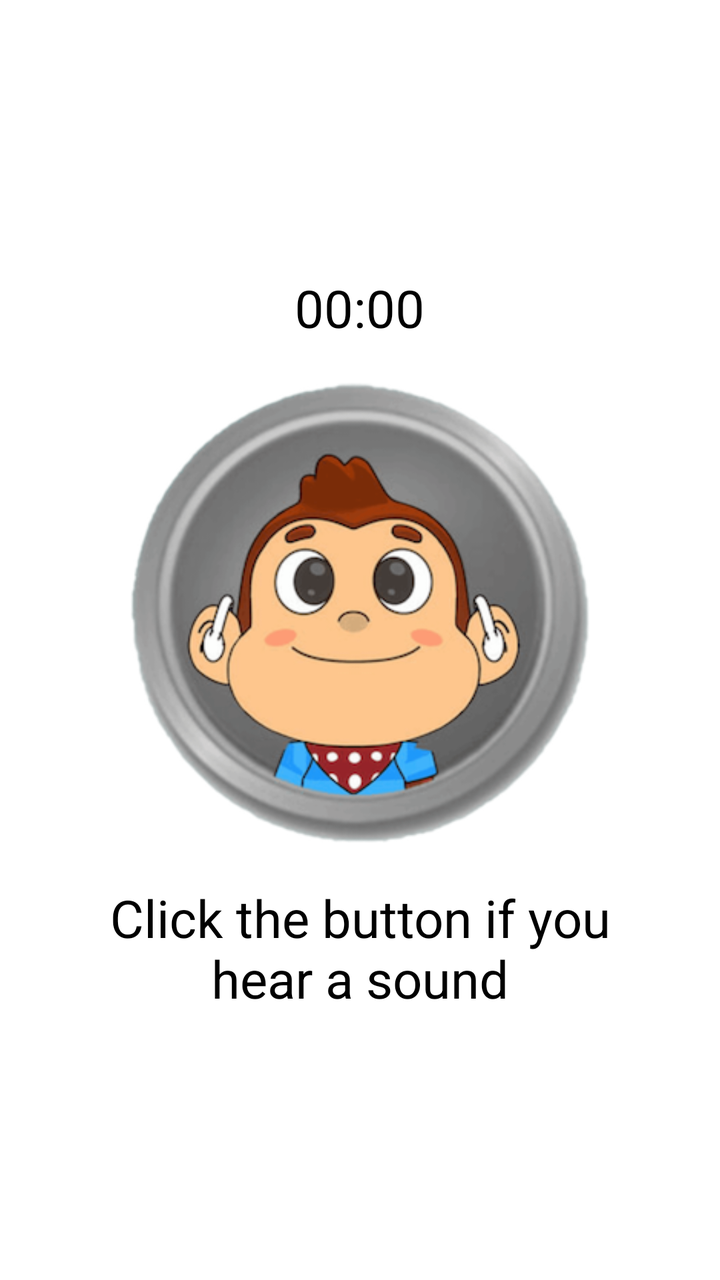
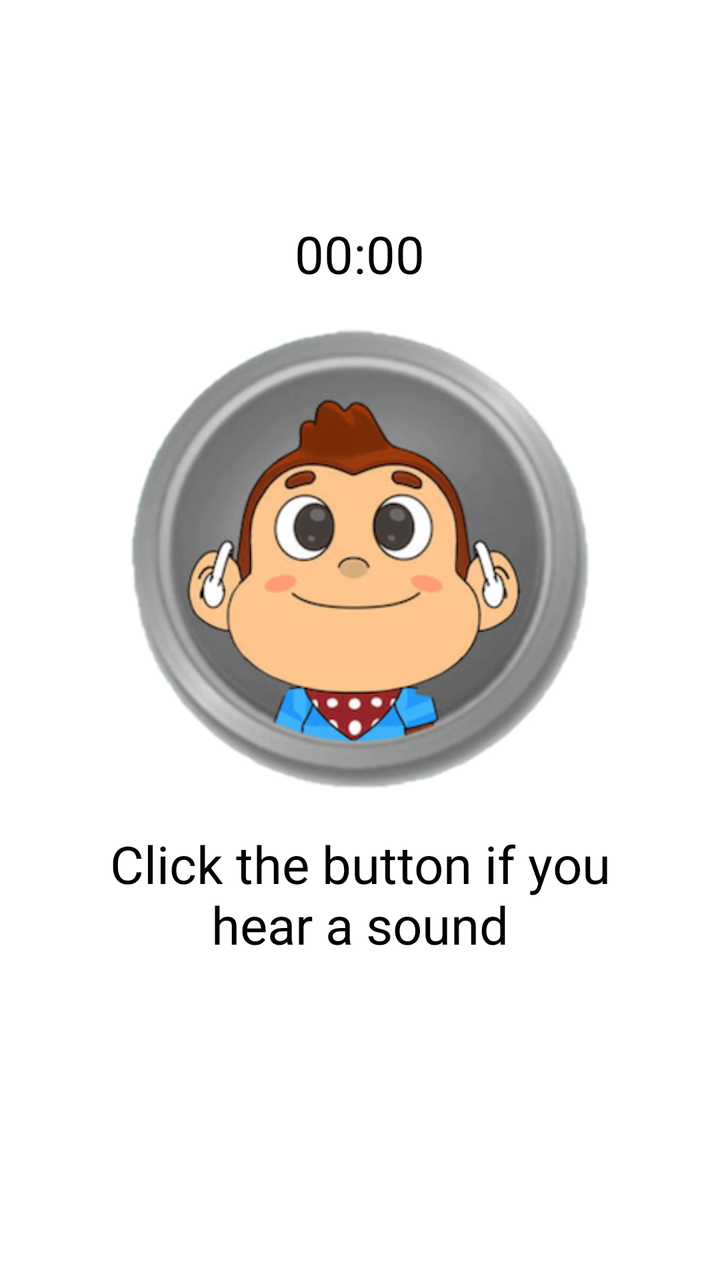

Compare the two renders of this Android layout. The source of the first and the diff that turns it into the second are given below.
<!-- AndroidManifest.xml: application theme Theme.IAhead -->
<!-- res/layout/activity_starttest.xml -->
<?xml version="1.0" encoding="utf-8"?>
<LinearLayout xmlns:android="http://schemas.android.com/apk/res/android"
    android:layout_width="match_parent"
    android:layout_height="match_parent"
    android:orientation="vertical">

    <TextView
        android:id="@+id/tvFrequency"
        android:layout_width="wrap_content"
        android:layout_height="wrap_content"
        android:layout_marginLeft="40dp"
        android:layout_marginRight="40dp"
        android:text=""
        android:textSize="20dp"
        android:gravity="center_horizontal"
        android:textColor="@color/black"
        android:layout_gravity="center_horizontal"/>

    <TextView
        android:id="@+id/tvDisplay"
        android:layout_width="wrap_content"
        android:layout_height="wrap_content"
        android:layout_marginLeft="40dp"
        android:layout_marginRight="40dp"
        android:text=""
        android:textSize="26dp"
        android:gravity="center_horizontal"
        android:textColor="@color/black"
        android:layout_marginTop="20dp"
        android:layout_gravity="center_horizontal"/>

    <TextView
        android:id="@+id/tvDb"
        android:layout_width="wrap_content"
        android:layout_height="wrap_content"
        android:layout_marginLeft="40dp"
        android:layout_marginRight="40dp"
        android:text=""
        android:textSize="18dp"
        android:gravity="center_horizontal"
        android:textColor="@color/black"
        android:layout_marginTop="10dp"
        android:layout_gravity="center_horizontal"/>

    <TextView
        android:id="@+id/tvTime"
        android:layout_width="wrap_content"
        android:layout_height="wrap_content"
        android:layout_marginLeft="40dp"
        android:layout_marginRight="40dp"
        android:text="00:00"
        android:textSize="26dp"
        android:gravity="center_horizontal"
        android:textColor="@color/black"
        android:layout_marginTop="20dp"
        android:layout_gravity="center_horizontal"/>

    <ImageView
        android:id="@+id/ivHit"
        android:layout_marginTop="20dp"
        android:background="@drawable/ongoing"
        android:layout_gravity="center_horizontal"
        android:layout_width="230dp"
        android:layout_height="230dp"/>

    <TextView
        android:id="@+id/tvText"
        android:layout_width="wrap_content"
        android:layout_height="wrap_content"
        android:layout_marginLeft="30dp"
        android:layout_marginRight="30dp"
        android:text="Click the button if you hear a sound"
        android:textSize="26dp"
        android:gravity="center_horizontal"
        android:textColor="@color/black"
        android:layout_marginTop="20dp"
        android:layout_gravity="center_horizontal"/>

    <LinearLayout
        android:visibility="gone"
        android:id="@+id/llNext"
        android:layout_marginTop="10dp"
        android:layout_gravity="center_horizontal"
        android:layout_width="wrap_content"
        android:layout_height="wrap_content"
        android:background="@color/buttonblue"
        android:orientation="horizontal">

        <TextView
            android:id="@+id/tv_next"
            android:layout_marginRight="50dp"
            android:layout_marginLeft="50dp"
            android:layout_marginBottom="10dp"
            android:layout_marginTop="10dp"
            android:textStyle="bold"
            android:layout_width="wrap_content"
            android:layout_height="wrap_content"
            android:text="NEXT"
            android:textSize="26dp"
            android:textColor="@color/white"/>
    </LinearLayout>
</LinearLayout>
<!-- resources referenced by this layout -->
<resources>
  <color name="black">#FF000000</color>
  <color name="buttonblue">#4498f7</color>
  <color name="white">#FFFFFFFF</color>
  <!-- drawable ongoing: png bitmap (drawable, 116205 bytes) -->
  <style name="Theme.IAhead" parent="Theme.MaterialComponents.DayNight.NoActionBar">
          
          <item name="colorPrimary">@color/purple_500</item>
          <item name="colorPrimaryVariant">@color/purple_700</item>
          <item name="colorOnPrimary">@color/white</item>
          
          <item name="colorSecondary">@color/teal_200</item>
          <item name="colorSecondaryVariant">@color/teal_700</item>
          <item name="colorOnSecondary">@color/black</item>
          
          <item name="android:statusBarColor">?attr/colorPrimaryVariant</item>
          
      </style>
  <color name="purple_500">#FF6200EE</color>
  <color name="purple_700">#FF3700B3</color>
  <color name="teal_200">#FF03DAC5</color>
  <color name="teal_700">#FF018786</color>
</resources>

<!-- the commit's change to res/layout/activity_starttest.xml (unified diff, before → after) -->
@@ -5,6 +5,7 @@
     android:orientation="vertical">
 
     <TextView
+        android:visibility="gone"
         android:id="@+id/tvFrequency"
         android:layout_width="wrap_content"
         android:layout_height="wrap_content"
